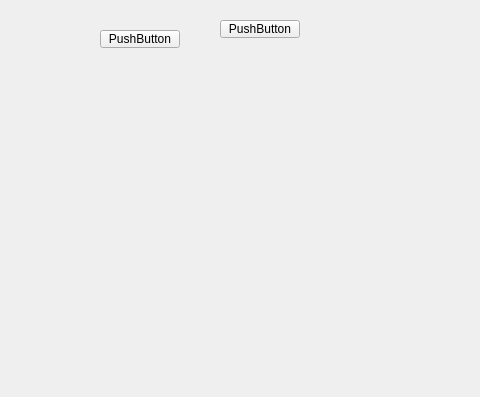
This is IMDAP/mainwindow.ui in suxj22/IMDAP as Qt 5 draws it before an edit; both pictures show x 0 to 480 and y 203 to 600 of the 800 by 600 pixel window. The edited form follows.
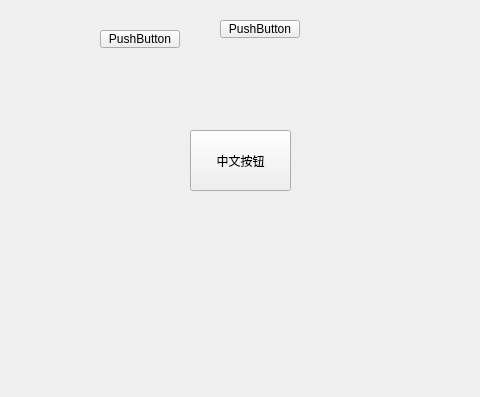
This is the edited form.

```diff
--- a/IMDAP/mainwindow.ui
+++ b/IMDAP/mainwindow.ui
@@ -66,6 +66,19 @@
      <string>PushButton</string>
     </property>
    </widget>
+   <widget class="QPushButton" name="pushButton_5">
+    <property name="geometry">
+     <rect>
+      <x>190</x>
+      <y>310</y>
+      <width>101</width>
+      <height>61</height>
+     </rect>
+    </property>
+    <property name="text">
+     <string>中文按钮</string>
+    </property>
+   </widget>
   </widget>
   <widget class="QMenuBar" name="menubar">
    <property name="geometry">
```
Left out of the diff: 2 changed lines with no effect on the pictures.
